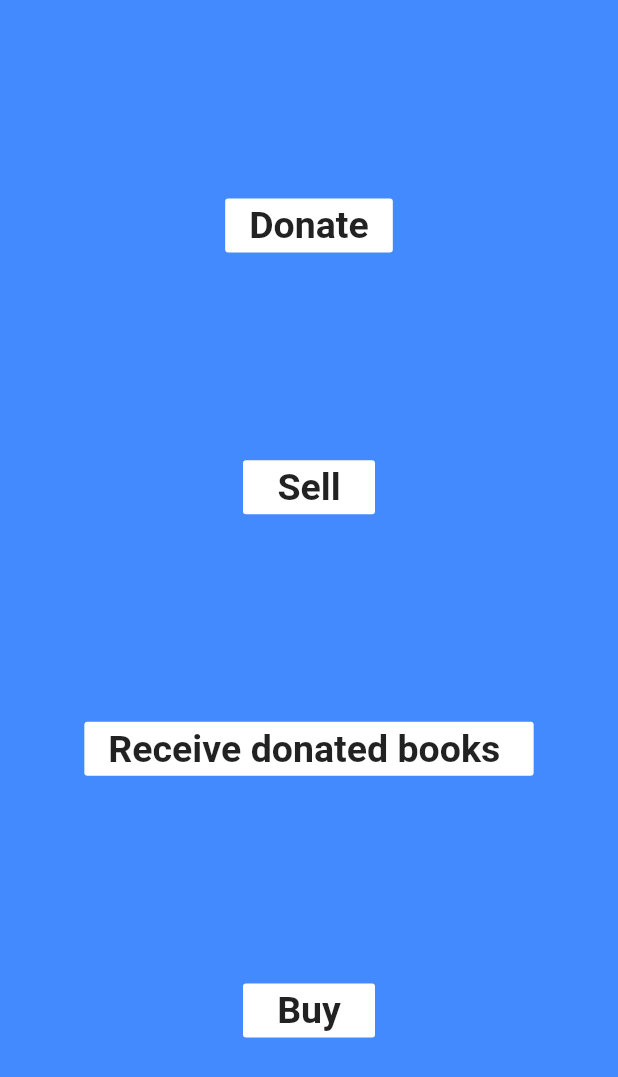
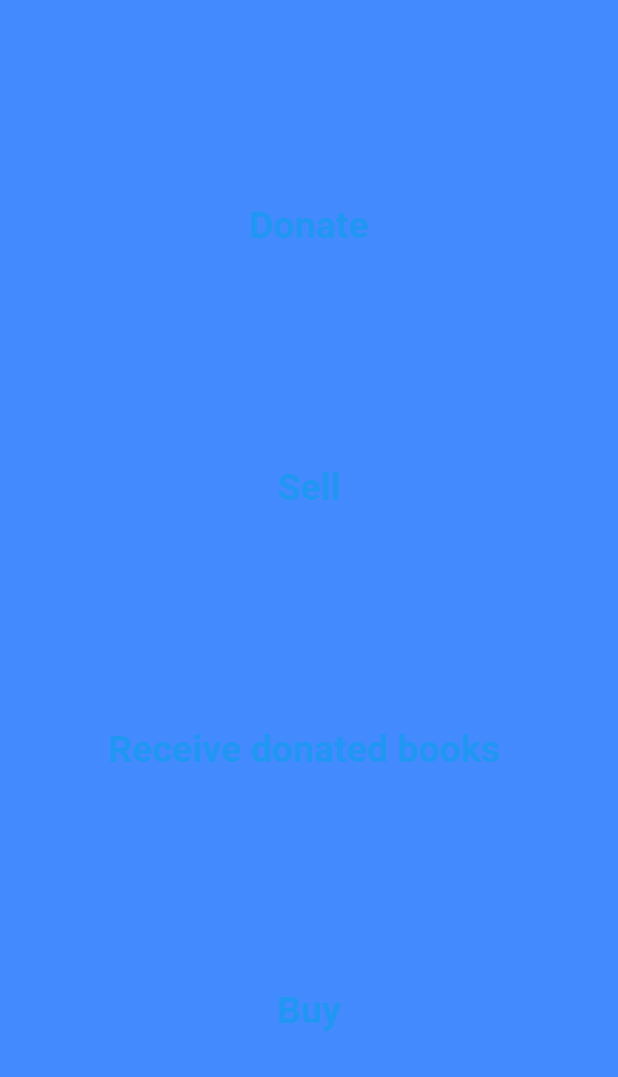
Before and after one commit to tanny0303/Bookhunt-Final, a Flutter app: the screen it shows after launch, on a phone screen of 412 x 824 dp. Shown: the top 1077 px of the screen. Run offline on Flutter 3.47's test engine with Material 2 defaults, Android fonts, the phone set to English and light mode, and no system bars.

Commit message:
Homepage added

```diff
--- a/button/lib/main.dart
+++ b/button/lib/main.dart
@@ -25,37 +25,37 @@ class MyApp extends StatelessWidget {
               children: <Widget>[
                 Container(
                     child: Center(
-                      child: FlatButton(
+                      child: TextButton(
                         onPressed: (){},
                         child:Text('Donate',style: k,),
-                        color: Colors.white,
+                        //color: Colors.white,
                       ),
                     ),
                 ),
           Container(
             child: Center(
-              child: FlatButton(
+              child: TextButton(
                 onPressed: (){},
                 child:Text('Sell',style: k,),
-                color: Colors.white,
+                //color: Colors.white,
               ),
             ),
               ),
                 Container(
                   child: Center(
-                    child: FlatButton(
+                    child: TextButton(
                       onPressed: (){},
                       child:Text('Receive donated books ',style: k,),
-                      color: Colors.white,
+                      //color: Colors.white,
                     ),
                   ),
                 ),
                 Container(
                   child: Center(
-                    child: FlatButton(
+                    child: TextButton(
                       onPressed: (){},
                       child:Text('Buy',style: k,),
-                      color: Colors.white,
+                      //color: Colors.white,
                     ),
                   ),
                 ),
```
Also changed, not shown: button/pubspec.lock.
